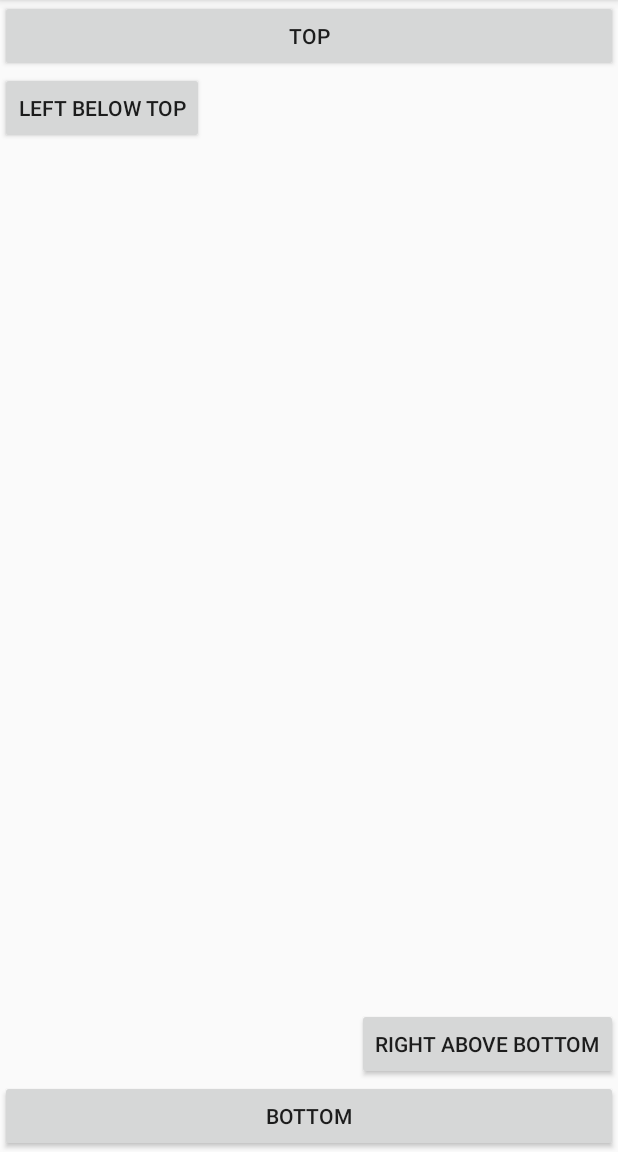
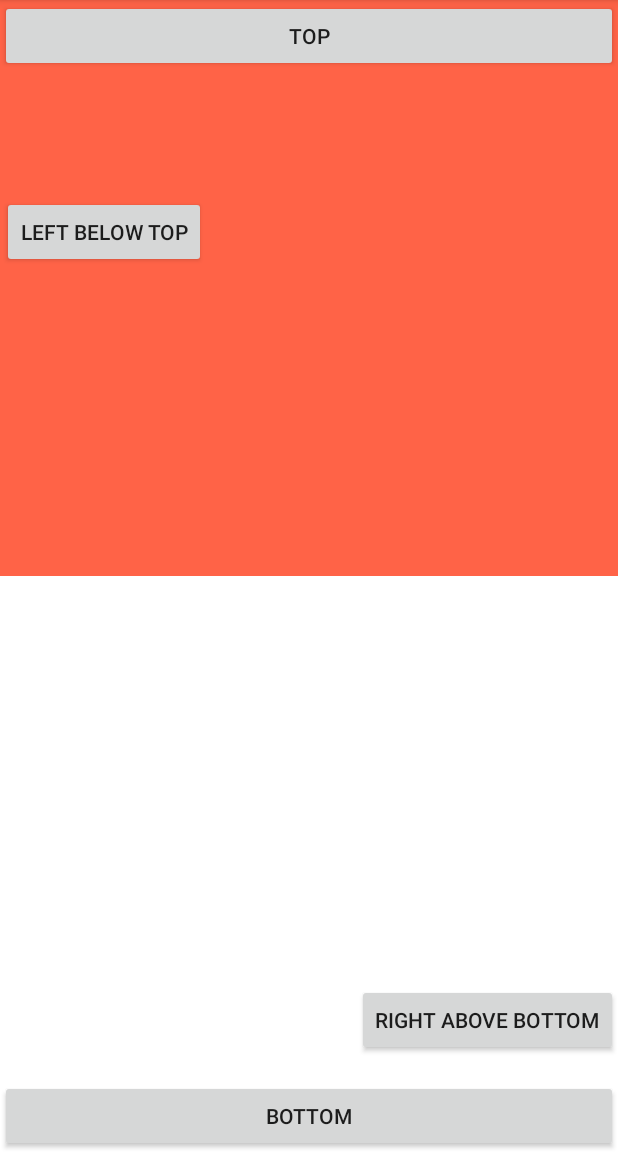
Before and after one commit to pemrograman-mobile-2019/02-relative-layout-NabilahRA, an Android app: the screen it shows after launch (MainActivity), on a phone screen of 412 x 824 dp, the part 84-1236 px from its top. Run offline under Robolectric (Android 15) with nearby library versions, the phone set to English and light mode, and no system bars.

Commit message:
menggunakan layout menggunakan linear

```diff
--- a/app/src/main/res/layout/activity_main.xml
+++ b/app/src/main/res/layout/activity_main.xml
@@ -1,19 +1,48 @@
 <?xml version="1.0" encoding="utf-8"?>
-<RelativeLayout xmlns:android="http://schemas.android.com/apk/res/android"
+<LinearLayout xmlns:android="http://schemas.android.com/apk/res/android"
     xmlns:app="http://schemas.android.com/apk/res-auto"
     xmlns:tools="http://schemas.android.com/tools"
     android:layout_width="match_parent"
+    android:orientation="vertical"
+    android:weightSum="2"
     android:layout_height="match_parent"
     tools:context=".MainActivity">
+
+    <RelativeLayout
+        android:layout_width="match_parent"
+        android:layout_height="0dp"
+        android:layout_weight="1"
+        android:background="#FF6347">
 
         <Button
             android:id="@+id/button"
             android:layout_width="match_parent"
             android:layout_height="wrap_content"
             android:layout_alignParentStart="true"
-        android:layout_alignParentLeft="true"
             android:layout_alignParentTop="true"
             android:text="Top" />
+
+
+        <Button
+            android:id="@+id/button3"
+            android:layout_width="wrap_content"
+            android:layout_height="wrap_content"
+            android:layout_alignParentStart="true"
+            android:layout_alignParentLeft="true"
+            android:layout_alignParentBottom="true"
+            android:layout_marginStart="1dp"
+            android:layout_marginLeft="1dp"
+            android:layout_marginBottom="205dp"
+            android:text="Left Below Top" />
+
+
+    </RelativeLayout>
+
+    <RelativeLayout
+        android:layout_width="wrap_content"
+        android:layout_height="0dp"
+        android:layout_weight="1"
+        android:background="#FFFFFF">
 
         <Button
             android:id="@+id/button2"
@@ -24,22 +53,19 @@
             android:layout_alignParentBottom="true"
             android:text="Bottom" />
 
-    <Button
-        android:id="@+id/button3"
-        android:layout_width="wrap_content"
-        android:layout_height="wrap_content"
-        android:layout_alignParentStart="true"
-        android:layout_alignParentLeft="true"
-        android:layout_below="@id/button"
-        android:text="Left Below Top" />
 
         <Button
             android:id="@+id/button4"
             android:layout_width="wrap_content"
             android:layout_height="wrap_content"
-        android:layout_above="@id/button2"
+            android:layout_above="@+id/button2"
             android:layout_alignParentEnd="true"
             android:layout_alignParentRight="true"
+            android:layout_marginEnd="0dp"
+            android:layout_marginRight="0dp"
+            android:layout_marginBottom="16dp"
             android:text="Right Above Bottom" />
 
+
     </RelativeLayout>
+</LinearLayout>
```
Lines whose indentation alone changed are shown as unchanged.
